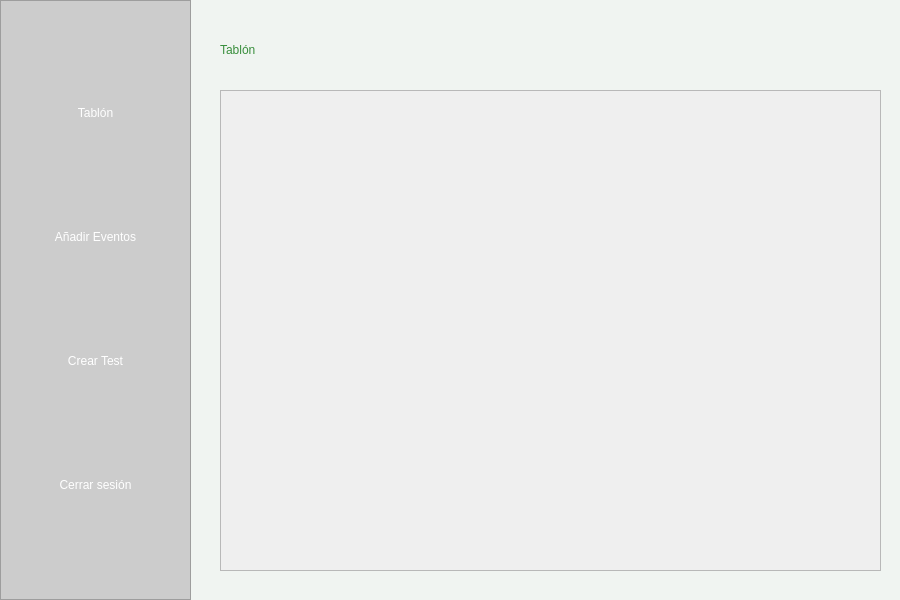
This is src/vista/Ui/TablónAdmin.ui in encinaa/LodzConnect as Qt 5 draws it before an edit. The edited form follows.
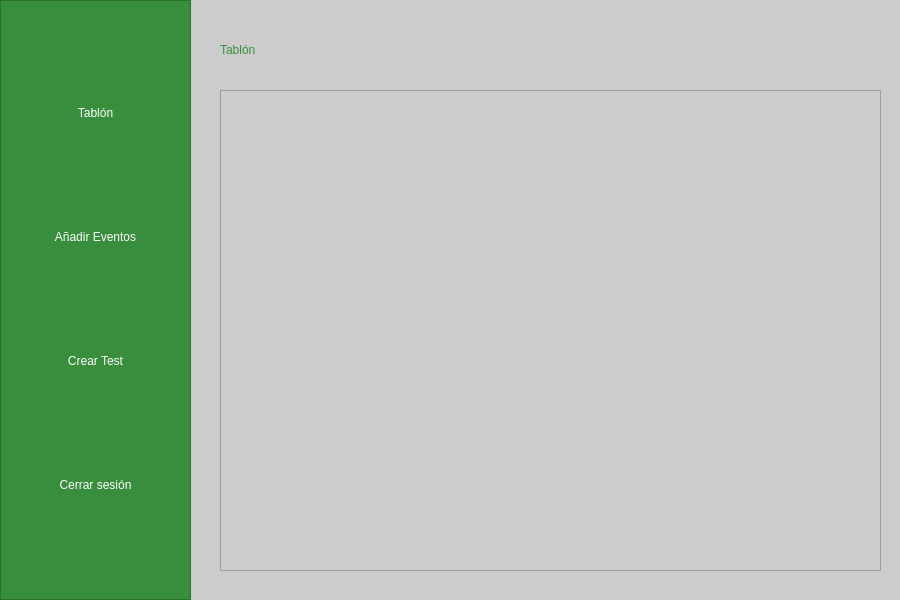
This is the edited form.

Commit message: tablon admin act

```diff
--- a/src/vista/Ui/TablónAdmin.ui
+++ b/src/vista/Ui/TablónAdmin.ui
@@ -16,7 +16,7 @@
   <property name="styleSheet">
    <string notr="true">
     QMainWindow {
-        background-color: #f0f4f1;
+		background-color: #cccccc;
     }
     QPushButton {
         background-color: #2e7d32;
@@ -41,7 +41,7 @@
      </rect>
     </property>
     <property name="styleSheet">
-     <string notr="true">background-color: #cccccc;</string>
+     <string notr="true">background-color: #388e3c;</string>
     </property>
     <property name="frameShape">
      <enum>QFrame::StyledPanel</enum>
@@ -74,9 +74,8 @@
      <item>
       <widget class="QPushButton" name="BotonTest">
        <property name="styleSheet">
-        <string notr="true">
-      QPushButton:hover {
-        background-color: #388e3c;
+        <string notr="true">      QPushButton:hover {
+		background-color: #cccccc;
       }</string>
        </property>
        <property name="text">
@@ -124,6 +123,9 @@
       <height>481</height>
      </rect>
     </property>
+    <property name="styleSheet">
+     <string notr="true">background-color: #cccccc;</string>
+    </property>
     <property name="widgetResizable">
      <bool>true</bool>
     </property>
```
Left out of the diff: 10 changed lines with no effect on the pictures.
